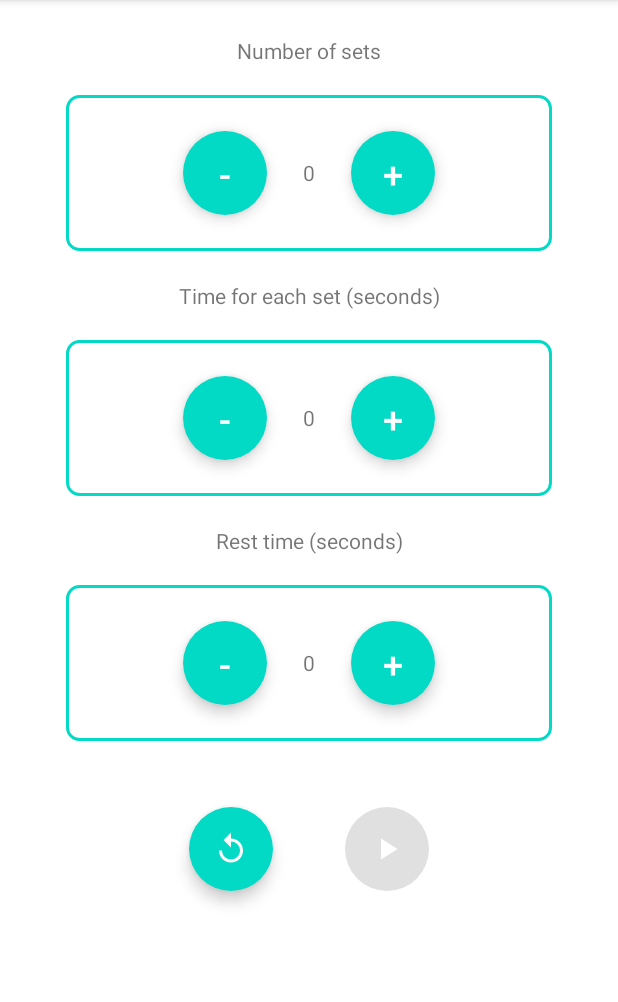
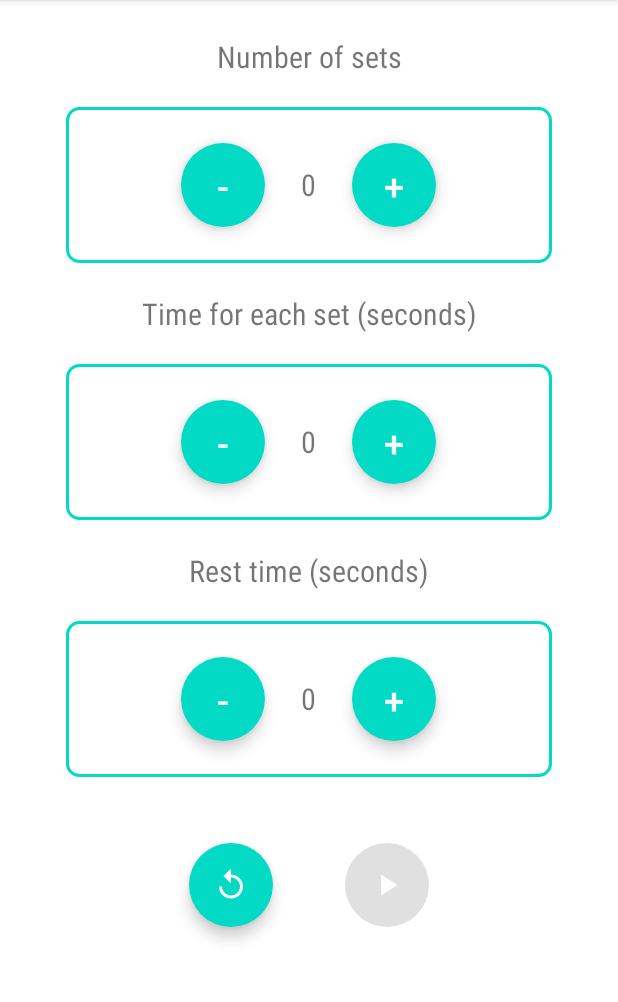
Before and after one commit to spidy123/WorkoutTimer, an Android app: the screen it shows after launch (MainActivity), on a phone screen of 412 x 824 dp, the part 84-1086 px from its top. Run offline under Robolectric (Android 15) with nearby library versions, the phone set to English and light mode, and no system bars.

Commit message:
Formatted text styles in the project

```diff
--- a/app/src/main/res/layout/activity_main.xml
+++ b/app/src/main/res/layout/activity_main.xml
@@ -17,7 +17,8 @@
             android:layout_width="match_parent"
             android:layout_height="wrap_content"
             android:text="Number of sets"
-            android:gravity="center" />
+            android:gravity="center"
+            style="@style/NormalText"/>
 
         <include
             android:id="@+id/setsCountLayout"
@@ -27,7 +28,8 @@
             android:layout_width="match_parent"
             android:layout_height="wrap_content"
             android:text="Time for each set (seconds)"
-            android:gravity="center" />
+            android:gravity="center"
+            style="@style/NormalText"/>
 
         <include
             android:id="@+id/setsTimerLayout"
@@ -37,7 +39,8 @@
             android:layout_width="match_parent"
             android:layout_height="wrap_content"
             android:text="Rest time (seconds)"
-            android:gravity="center" />
+            android:gravity="center"
+            style="@style/NormalText"/>
 
         <include
             android:id="@+id/restTimerLayout"
--- a/app/src/main/res/layout/increment_decrement_template.xml
+++ b/app/src/main/res/layout/increment_decrement_template.xml
@@ -29,7 +29,8 @@
         app:layout_constraintBottom_toBottomOf="parent"
         app:layout_constraintLeft_toLeftOf="parent"
         app:layout_constraintRight_toRightOf="parent"
-        app:layout_constraintTop_toTopOf="parent" />
+        app:layout_constraintTop_toTopOf="parent"
+        style="@style/NormalText"/>
 
     <com.google.android.material.button.MaterialButton
         android:id="@+id/plusButton"
--- a/app/src/main/res/values/style.xml
+++ b/app/src/main/res/values/style.xml
@@ -6,4 +6,10 @@
         <item name="color">@color/black</item>
         <item name="android:textSize">50dp</item>
     </style>
+
+    <style name="NormalText">
+        <item name="fontFamily">sans-serif-condensed</item>
+        <item name="color">@color/black</item>
+        <item name="android:textSize">20dp</item>
+    </style>
 </resources>
```
